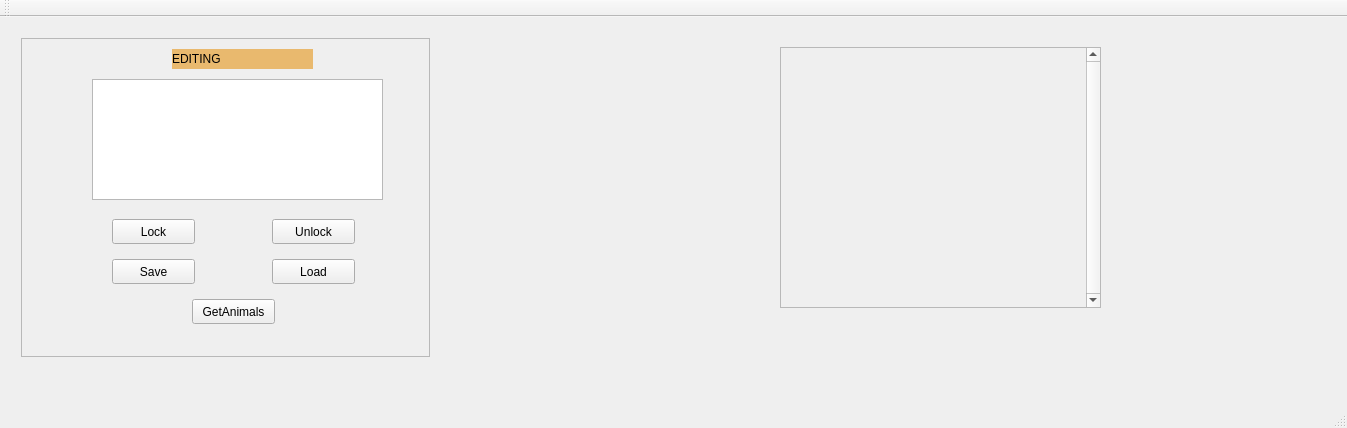
The window that mainwindow.ui (DevonHope/Animal-Shelter-Registry-System) describes before a commit, drawn with Qt 5.
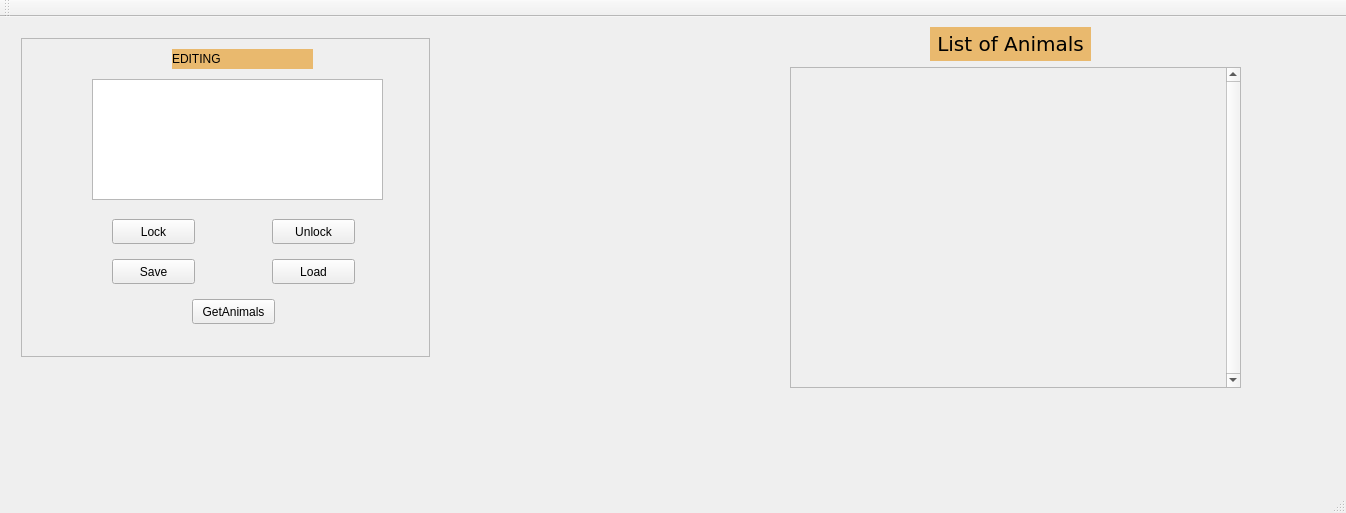
The same window after the commit.

Commit message: Implemented viewing animal profile and more UI maitenance

The edit to the form file:
```diff
--- a/mainwindow.ui
+++ b/mainwindow.ui
@@ -9,8 +9,8 @@
    <rect>
     <x>0</x>
     <y>0</y>
-    <width>1347</width>
-    <height>428</height>
+    <width>1346</width>
+    <height>513</height>
    </rect>
   </property>
   <property name="windowTitle">
@@ -143,10 +143,10 @@
    <widget class="QScrollArea" name="scrollArea_2">
     <property name="geometry">
      <rect>
-      <x>780</x>
-      <y>30</y>
-      <width>321</width>
-      <height>261</height>
+      <x>790</x>
+      <y>50</y>
+      <width>451</width>
+      <height>321</height>
      </rect>
     </property>
     <property name="verticalScrollBarPolicy">
@@ -160,8 +160,8 @@
       <rect>
        <x>0</x>
        <y>0</y>
-       <width>305</width>
-       <height>259</height>
+       <width>435</width>
+       <height>319</height>
       </rect>
      </property>
      <widget class="QWidget" name="verticalLayoutWidget_2">
@@ -169,8 +169,8 @@
        <rect>
         <x>40</x>
         <y>20</y>
-        <width>231</width>
-        <height>211</height>
+        <width>361</width>
+        <height>271</height>
        </rect>
       </property>
       <layout class="QVBoxLayout" name="verticalLayout_2">
@@ -193,6 +193,36 @@
      </widget>
     </widget>
    </widget>
+   <widget class="QLabel" name="label">
+    <property name="geometry">
+     <rect>
+      <x>930</x>
+      <y>10</y>
+      <width>161</width>
+      <height>34</height>
+     </rect>
+    </property>
+    <property name="font">
+     <font>
+      <family>DejaVu Sans</family>
+      <pointsize>15</pointsize>
+      <weight>50</weight>
+      <italic>false</italic>
+      <bold>false</bold>
+     </font>
+    </property>
+    <property name="styleSheet">
+     <string notr="true">background-color: rgb(233, 185, 110);
+font: 15pt &quot;DejaVu Sans&quot;;
+</string>
+    </property>
+    <property name="text">
+     <string>List of Animals</string>
+    </property>
+    <property name="alignment">
+     <set>Qt::AlignCenter</set>
+    </property>
+   </widget>
   </widget>
   <widget class="QMenuBar" name="menuBar">
    <property name="geometry">
```
Left out of the diff: 2 changed lines with no effect on the pictures. The commit also changes 6 other files.
